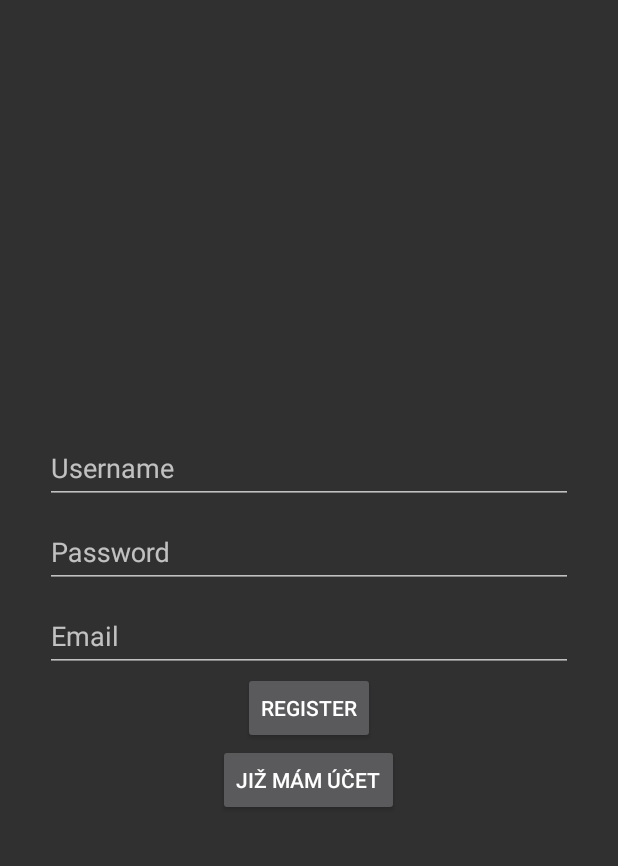
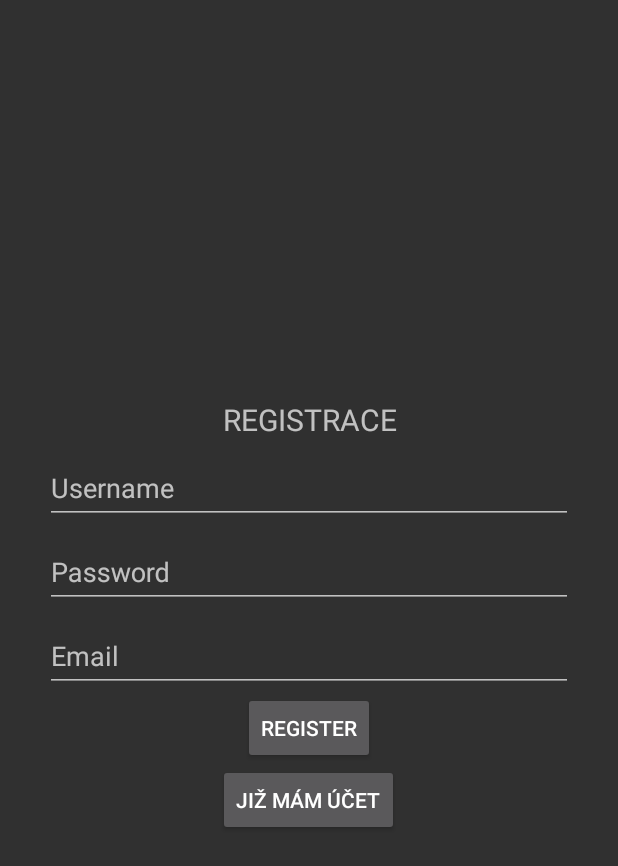
Before and after one commit to petrLorenc/InspectorApp, an Android app: the fragment RegisterFragment placed in its activity, on a phone screen of 412 x 824 dp. Shown: the top 866 px of the screen. Run offline under Robolectric (Android 15) with nearby library versions, the phone set to English and light mode, and no system bars; our stand-ins replace ButterKnife; 2 statements that could not run were skipped.

Commit message:
UI: Login and Register screen

```diff
--- a/app/src/main/res/layout/fragment_register.xml
+++ b/app/src/main/res/layout/fragment_register.xml
@@ -7,7 +7,9 @@
     <LinearLayout
         android:layout_width="match_parent"
         android:layout_height="match_parent"
-        android:orientation="vertical">
+        android:orientation="vertical"
+        android:layout_gravity="center"
+        android:gravity="center">
 
         <ProgressBar
             android:id="@+id/register_progressBar"
@@ -25,6 +27,13 @@
             android:layout_height="match_parent"
             android:gravity="center"
             android:orientation="vertical">
+
+            <TextView
+                android:layout_width="match_parent"
+                android:layout_height="wrap_content"
+                android:gravity="center"
+                android:text="@string/register_text_view_title"
+                android:textSize="@dimen/register_text_view_title"/>
 
             <android.support.design.widget.TextInputLayout
                 android:layout_width="match_parent"
--- a/app/src/main/res/values/dimens.xml
+++ b/app/src/main/res/values/dimens.xml
@@ -2,4 +2,6 @@
 <resources>
     <dimen name="login_edit_username_side_padding">30dp</dimen>
     <dimen name="global_status_bar_height">24dp</dimen>
+    <dimen name="register_text_view_title">20sp</dimen>
+    <dimen name="login_text_view_title">20sp</dimen>
 </resources>
--- a/app/src/main/res/values/integers.xml
+++ b/app/src/main/res/values/integers.xml
@@ -1,5 +1,5 @@
 <?xml version="1.0" encoding="utf-8"?>
 <resources>
-    <integer name="card_flip_time_full">6</integer>
-    <integer name="card_flip_time_half">3</integer>
+    <integer name="card_flip_time_full">1000</integer>
+    <integer name="card_flip_time_half">500</integer>
 </resources>
--- a/app/src/main/res/values/strings.xml
+++ b/app/src/main/res/values/strings.xml
@@ -9,4 +9,7 @@
     <string name="register_edit_password">Password</string>
     <string name="register_edit_username">Username</string>
     <string name="register_button_action_login">Již mám účet</string>
+    <string name="login_login_error">Vyskytla se chyba. Opakujte prosím přihlášení.</string>
+    <string name="register_text_view_title">REGISTRACE</string>
+    <string name="login_text_view_title">Přihlášení</string>
 </resources>
```
Also changed, not shown: app/src/main/java/cz/united121/android/revizori/activity/base/BaseActivity.java (+7 -1 lines), app/src/main/java/cz/united121/android/revizori/fragment/LoginFragment.java (+65 -9 lines), app/src/main/res/layout/fragment_login.xml (+30 -2 lines).
